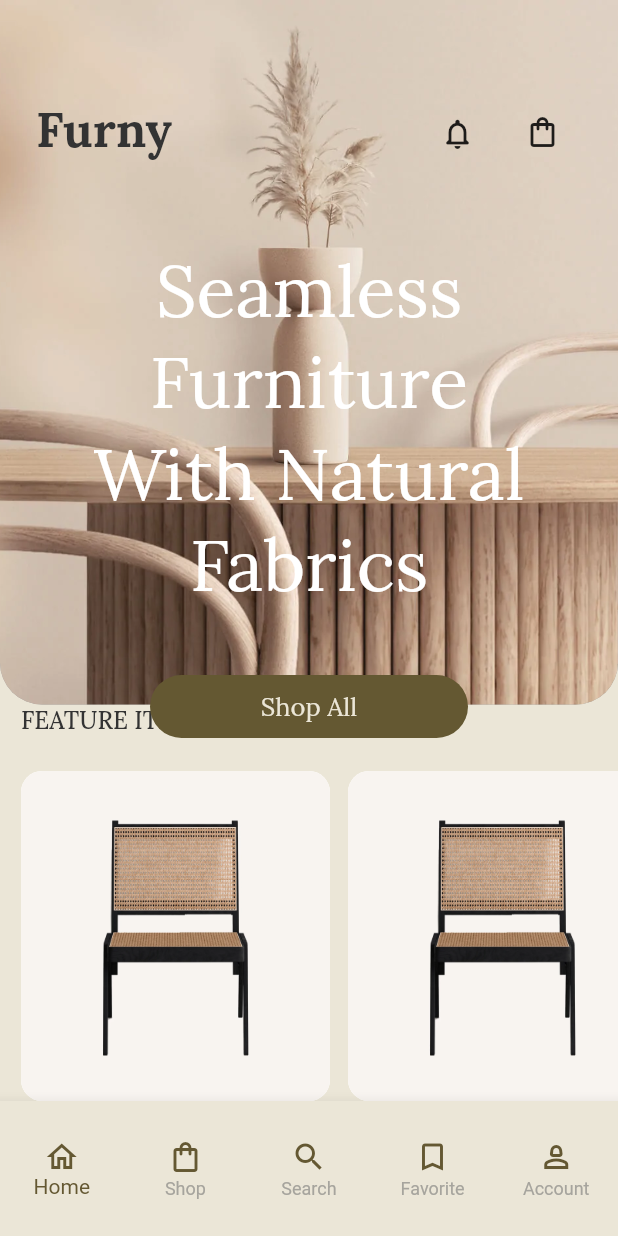
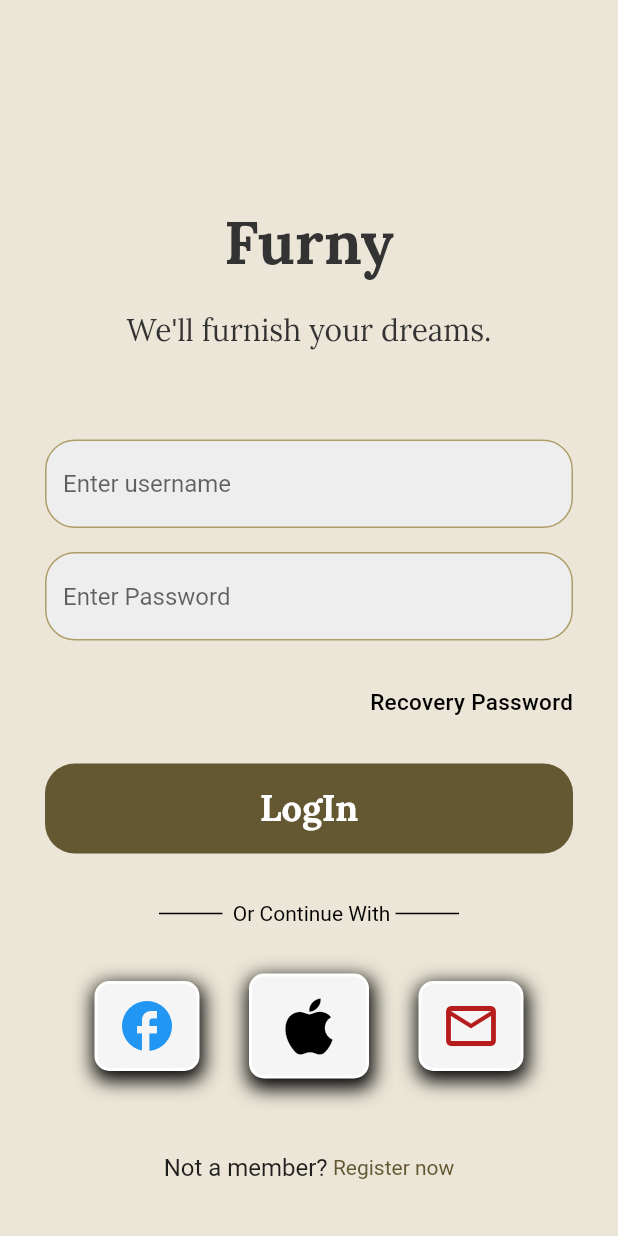
Before and after one commit to coder12e4/furny, a Flutter app: the screen it shows after launch, on a phone screen of 412 x 824 dp. Run offline on Flutter 3.47's test engine with Material 2 defaults, Android fonts, the phone set to English and light mode, and no system bars; our stand-ins replace bloc, flutter_bloc, hexcolor, page_transition, shared_preferences.

Commit message:
furny login

```diff
--- a/lib/Pages/homePage.dart
+++ b/lib/Pages/homePage.dart
@@ -1,18 +1,35 @@
 import 'package:flutter/material.dart';
 import 'package:furny/Pages/productView.dart';
+import 'package:furny/model/loginmodel.dart';
 import 'package:furny/utilities/Constants/constantsCollection.dart';
 import 'package:furny/utilities/widgets/btnCommon.dart';
 import 'package:furny/utilities/widgets/txtCommon.dart';
 import 'package:hexcolor/hexcolor.dart';
 
 class homePage extends StatefulWidget {
-  const homePage({Key? key}) : super(key: key);
+  final login objlogin;
+  const homePage({Key? key, required this.objlogin}) : super(key: key);
 
   @override
   State<homePage> createState() => _homePageState();
 }
 
 class _homePageState extends State<homePage> {
+  login? objlogin;
+  Data? data;
+  String? username;
+  String? password;
+
+  @override
+  void initState() {
+    objlogin = widget.objlogin;
+    username =objlogin!.data!.username;
+    password =objlogin!.data!.password;
+    // TODO: implement initState
+    super.initState();
+  }
+
+
   @override
   Widget build(BuildContext context) {
     return Scaffold(
--- /dev/null
+++ b/lib/auth/newloginpage.dart
@@ -0,0 +1,292 @@
+import 'package:flutter/material.dart';
+import 'package:flutter_bloc/flutter_bloc.dart';
+import 'package:furny/Pages/homePage.dart';
+import 'package:furny/cubit/login/login_cubit.dart';
+import 'package:furny/model/loginmodel.dart';
+import 'package:furny/repository/loginrepository.dart';
+import 'package:furny/utilities/Constants/constantsCollection.dart';
+import 'package:furny/utilities/widgets/txtCommon.dart';
+import 'package:hexcolor/hexcolor.dart';
+import 'package:shared_preferences/shared_preferences.dart';
+import 'package:page_transition/page_transition.dart';
+
+class newlogin extends StatefulWidget {
+  const newlogin({Key? key}) : super(key: key);
+
+  @override
+  State<newlogin> createState() => _newloginState();
+}
+
+class _newloginState extends State<newlogin> {
+  TextEditingController username = TextEditingController();
+  TextEditingController password = TextEditingController();
+
+  late LoginCubit objlogincubit;
+  @override
+  void initState() {
+    objlogincubit = LoginCubit(LoginInitial(), loginTo());
+    // TODO: implement initState
+    super.initState();
+  }
+
+  String username_ = "";
+  String password_ = "";
+
+  @override
+  Widget build(BuildContext context) {
+    return Scaffold(
+      resizeToAvoidBottomInset: false,
+      body: Container(
+        height: MediaQuery.of(context).size.height,
+        width: MediaQuery.of(context).size.width,
+        padding: EdgeInsets.only(top: 100, left: 30, right: 30),
+        color: HexColor(Constants().bgcolor),
+        child: Column(
+          mainAxisAlignment: MainAxisAlignment.center,
+          crossAxisAlignment: CrossAxisAlignment.center,
+          children: [
+            Row(
+              mainAxisAlignment: MainAxisAlignment.center,
+              children: [
+                txtOfFurn(
+                    data: "Furny", textstyle: Constants().boldstyleblack(40))
+              ],
+            ),
+            SizedBox(
+              height: 20,
+            ),
+            Row(
+              mainAxisAlignment: MainAxisAlignment.center,
+              children: [
+                txtOfFurnone(
+                    data: "We'll furnish your dreams.",
+                    textstyle: Constants().regulartyleblack(20))
+              ],
+            ),
+            SizedBox(
+              height: 20,
+            ),
+            /* Row(
+              mainAxisAlignment: MainAxisAlignment.center,
+              children: [
+                txtOfFurnone(data: "Welcome back you've been missed!", textstyle:Constants().regulartyleblack(30))
+              ],
+            ),*/
+            SizedBox(
+              height: 40,
+            ),
+            TextField(
+                textAlign: TextAlign.start,
+                controller: username,
+                decoration: InputDecoration(
+                    hintText: "Enter username",
+                    filled: true,
+                    fillColor: Colors.grey.shade200,
+                    enabledBorder: OutlineInputBorder(
+                        borderSide:
+                            BorderSide(color: HexColor(Constants().dividColor)),
+                        borderRadius: BorderRadius.circular(20)),
+                    focusedBorder: OutlineInputBorder(
+                        borderSide: BorderSide(
+                            color: HexColor(Constants().dividColor), width: 1),
+                        borderRadius: BorderRadius.circular(20)))),
+            SizedBox(
+              height: 16,
+            ),
+            TextField(
+                textAlign: TextAlign.start,
+                controller: password,
+                decoration: InputDecoration(
+                    hintText: "Enter Password",
+                    filled: true,
+                    fillColor: Colors.grey.shade200,
+                    enabledBorder: OutlineInputBorder(
+                        borderSide:
+                            BorderSide(color: HexColor(Constants().dividColor)),
+                        borderRadius: BorderRadius.circular(20)),
+                    focusedBorder: OutlineInputBorder(
+                        borderSide: BorderSide(
+                            color: HexColor(Constants().dividColor), width: 1),
+                        borderRadius: BorderRadius.circular(20)))),
+            SizedBox(
+              height: 32,
+            ),
+            GestureDetector(
+              onTap: () {},
+              child: Container(
+                child: Row(
+                  mainAxisAlignment: MainAxisAlignment.end,
+                  children: [
+                    Text(
+                      "Recovery Password",
+                      style: TextStyle(
+                          letterSpacing: .2,
+                          color: Colors.black,
+                          fontSize: 15,
+                          fontWeight: FontWeight.w500),
+                    ),
+                  ],
+                ),
+              ),
+            ),
+            SizedBox(
+              height: 32,
+            ),
+            GestureDetector(
+              onTap: () {
+                objlogincubit.loginFun("amal", "amal@123");
+
+              },
+              child: Container(
+                height: 60,
+                width: 400,
+                decoration: BoxDecoration(
+                  borderRadius: BorderRadius.circular(20),
+                  color: HexColor("#645832"),
+                ),
+                child: BlocProvider<LoginCubit>(
+                  create: (context) => objlogincubit,
+                  child: BlocListener<LoginCubit, LoginState>(
+                      listener: (context, state) {
+                    if (state is LoginSuccess) {
+                      login objnew = state.objlogin;
+                      Constants().loadPages(homePage(objlogin: objnew), context);
+
+                    }
+                  },
+                    child: BlocBuilder<LoginCubit,LoginState>(
+                        builder: (context,state){
+                          if (state is LoginLoading){
+                            return Center(child: CircularProgressIndicator());
+                          }else{
+                            return Center(child: txtOfFurn(data:"LogIn", textstyle:Constants().boldstylewhite(24)));
+                          }
+                        }
+                        ),
+
+                  ),
+                ),
+              ),
+
+
+            ),
+            SizedBox(
+              height: 30,
+            ),
+            Container(
+              height: 20,
+              width: 200,
+              child: Row(
+                mainAxisAlignment: MainAxisAlignment.center,
+                children: [
+                  Expanded(
+                    child: Divider(
+                      height: 1,
+                      thickness: 1,
+                      color: Colors.black,
+                    ),
+                  ),
+                  Text(
+                    "  Or Continue With ",
+                    style: TextStyle(color: Colors.black),
+                  ),
+                  Expanded(
+                    child: Divider(
+                      height: 1,
+                      thickness: 1,
+                      color: Colors.black,
+                    ),
+                  )
+                ],
+              ),
+            ),
+            SizedBox(
+              height: 30,
+            ),
+            Row(mainAxisAlignment: MainAxisAlignment.spaceEvenly, children: [
+              Container(
+                height: 60,
+                width: 70,
+                alignment: Alignment.center,
+                decoration: BoxDecoration(
+                    boxShadow: [
+                      BoxShadow(
+                          color: Colors.black,
+                          offset: (Offset(1.0, 4.5)),
+                          blurRadius: 10,
+                          spreadRadius: 2)
+                    ],
+                    color: Colors.grey.shade100,
+                    border: Border.all(color: Colors.white, width: 2),
+                    borderRadius: BorderRadius.circular(10)),
+                child: Icon(
+                  Icons.facebook,
+                  color: Colors.blue,
+                  size: 40,
+                ),
+              ),
+              Container(
+                height: 70,
+                width: 80,
+                alignment: Alignment.center,
+                decoration: BoxDecoration(
+                    boxShadow: [
+                      BoxShadow(
+                          color: Colors.black,
+                          offset: (Offset(1.0, 4.5)),
+                          blurRadius: 10,
+                          spreadRadius: 2)
+                    ],
+                    color: Colors.grey.shade100,
+                    border: Border.all(color: Colors.white, width: 2),
+                    borderRadius: BorderRadius.circular(10)),
+                child: Icon(
+                  Icons.apple,
+                  color: Colors.black,
+                  size: 50,
+                ),
+              ),
+              Container(
+                height: 60,
+                width: 70,
+                alignment: Alignment.center,
+                decoration: BoxDecoration(
+                    boxShadow: [
+                      BoxShadow(
+                          color: Colors.black,
+                          offset: (Offset(1.0, 4.5)),
+                          blurRadius: 10,
+                          spreadRadius: 2)
+                    ],
+                    color: Colors.grey.shade100,
+                    border: Border.all(color: Colors.white, width: 2),
+                    borderRadius: BorderRadius.circular(10)),
+                child: Icon(
+                  Icons.email_outlined,
+                  color: Colors.red.shade900,
+                  size: 40,
+                ),
+              ),
+            ]),
+            SizedBox(
+              height: 50,
+            ),
+            Row(
+              mainAxisAlignment: MainAxisAlignment.center,
+              children: [
+                Text(
+                  "Not a member?",
+                  style: TextStyle(fontSize: 16),
+                ),
+                Text(
+                  " Register now",
+                  style: TextStyle(color: HexColor("#645832")),
+                )
+              ],
+            )
+          ],
+        ),
+      ),
+    );
+  }
+}
--- /dev/null
+++ b/lib/cubit/login/login_cubit.dart
@@ -0,0 +1,20 @@
+import 'package:bloc/bloc.dart';
+import 'package:furny/model/loginmodel.dart';
+import 'package:furny/repository/loginrepository.dart';
+import 'package:meta/meta.dart';
+
+part 'login_state.dart';
+
+class LoginCubit extends Cubit<LoginState> {
+  final loginRepo objloginrepo;
+
+  LoginCubit(LoginState state,this.objloginrepo) : super(LoginInitial());
+
+  Future<void>loginFun(String username,String password)async{
+    emit(LoginLoading());
+    login objlogin = await objloginrepo.loginToaccount(username, password);
+    emit(LoginSuccess(objlogin));
+  }
+
+
+}
--- /dev/null
+++ b/lib/cubit/login/login_state.dart
@@ -0,0 +1,13 @@
+part of 'login_cubit.dart';
+
+@immutable
+abstract class LoginState {}
+
+class LoginInitial extends LoginState {}
+class LoginLoading extends LoginState {}
+class LoginSuccess extends LoginState {
+  final login objlogin;
+
+  LoginSuccess(this.objlogin);
+}
+class LoginError extends LoginState {}
--- a/lib/main.dart
+++ b/lib/main.dart
@@ -2,6 +2,7 @@ import 'package:flutter/material.dart';
 import 'package:furny/Pages/cart.dart';
 import 'package:furny/Pages/productDetail.dart';
 import 'package:furny/Pages/shopPage.dart';
+import 'package:furny/auth/newloginpage.dart';
 
 import 'Pages/homePage.dart';
 import 'Pages/productView.dart';
@@ -30,7 +31,7 @@ class MyApp extends StatelessWidget {
         // is not restarted.
         primarySwatch: Colors.blue,
       ),
-      home:  homePage(),
+      home:  newlogin(),
     );
   }
 }
--- /dev/null
+++ b/lib/model/loginmodel.dart
@@ -0,0 +1,45 @@
+class login {
+  String? status;
+  String? message;
+  Data? data;
+
+  login({this.status, this.message, this.data});
+
+  login.fromJson(Map<String, dynamic> json) {
+    status = json['status'];
+    message = json['message'];
+    data = json['data'] != null ? new Data.fromJson(json['data']) : null;
+  }
+
+  Map<String, dynamic> toJson() {
+    final Map<String, dynamic> data = new Map<String, dynamic>();
+    data['status'] = this.status;
+    data['message'] = this.message;
+    if (this.data != null) {
+      data['data'] = this.data!.toJson();
+    }
+    return data;
+  }
+}
+
+class Data {
+  String? userId;
+  String? username;
+  String? password;
+
+  Data({this.userId, this.username, this.password});
+
+  Data.fromJson(Map<String, dynamic> json) {
+    userId = json['user_id'];
+    username = json['username'];
+    password = json['password'];
+  }
+
+  Map<String, dynamic> toJson() {
+    final Map<String, dynamic> data = new Map<String, dynamic>();
+    data['user_id'] = this.userId;
+    data['username'] = this.username;
+    data['password'] = this.password;
+    return data;
+  }
+}
--- /dev/null
+++ b/lib/repository/loginrepository.dart
@@ -0,0 +1,34 @@
+
+
+import 'dart:convert';
+
+import 'package:furny/model/loginmodel.dart';
+import 'package:http/http.dart' as http;
+
+abstract class loginRepo{
+  Future<login>loginToaccount(String username, String password);
+
+}
+class loginTo extends loginRepo{
+  @override
+  Future<login>loginToaccount(String username, String password)async{
+    login? objlogin;
+        var response =await http.post(Uri.parse("https://mocki.io/v1/ca00eccf-0d3d-4c4f-bd65-0b2414861ea5"),
+        body: {
+          "username":username,
+          "password":password,
+        }
+        );
+        if(response.statusCode==200){
+          print(response.body);
+          var data = jsonDecode(response.body);
+          objlogin=login.fromJson(data);
+        }else{
+          print("error");
+        }
+      return objlogin!;
+
+
+
+  }
+}
--- a/lib/utilities/Constants/constantsCollection.dart
+++ b/lib/utilities/Constants/constantsCollection.dart
@@ -1,6 +1,7 @@
 import 'package:flutter/cupertino.dart';
 import 'package:flutter/material.dart';
 import 'package:hexcolor/hexcolor.dart';
+import 'package:page_transition/page_transition.dart';
 
 class Constants {
   String bgcolor = "#EBE6D7";
@@ -128,4 +129,18 @@ class Constants {
       ],
     ),
   );
+
+  loadPages(Widget t ,BuildContext context){
+    return   Navigator.push(
+        context,
+        PageTransition(
+            type: PageTransitionType.scale,
+            alignment: Alignment.center,
+            duration: Duration(milliseconds: 400),
+            isIos: true,
+            child: t));
+  }
+
+
+
 }
```
